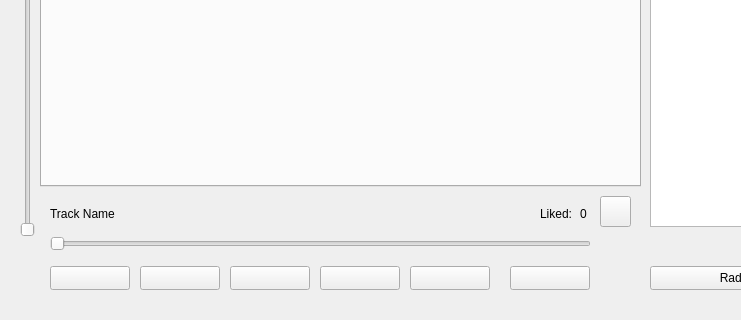
The window that widget.ui (monarxy/MusicPlayer) describes before a commit, drawn with Qt 5; both pictures show x 0 to 741 and y 354 to 674 of the 861 by 674 pixel window.
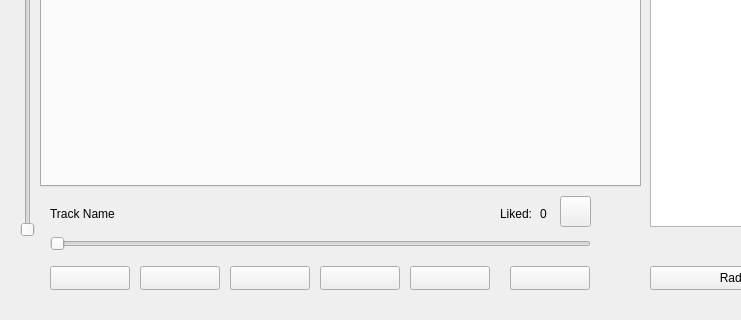
The same window after the commit. Icons and pictures are not drawn.

```diff
--- a/widget.ui
+++ b/widget.ui
@@ -187,7 +187,7 @@
       <rect>
        <x>30</x>
        <y>540</y>
-       <width>191</width>
+       <width>311</width>
        <height>16</height>
       </rect>
      </property>
@@ -198,7 +198,7 @@
     <widget class="QToolButton" name="likeButton">
      <property name="geometry">
       <rect>
-       <x>580</x>
+       <x>540</x>
        <y>530</y>
        <width>31</width>
        <height>31</height>
@@ -215,7 +215,7 @@
     <widget class="QLabel" name="label_2">
      <property name="geometry">
       <rect>
-       <x>560</x>
+       <x>520</x>
        <y>540</y>
        <width>31</width>
        <height>16</height>
@@ -228,7 +228,7 @@
     <widget class="QLabel" name="label_3">
      <property name="geometry">
       <rect>
-       <x>520</x>
+       <x>480</x>
        <y>540</y>
        <width>31</width>
        <height>16</height>
@@ -238,6 +238,19 @@
       <string>Liked:</string>
      </property>
     </widget>
+    <widget class="QLabel" name="label_5">
+     <property name="geometry">
+      <rect>
+       <x>420</x>
+       <y>540</y>
+       <width>71</width>
+       <height>20</height>
+      </rect>
+     </property>
+     <property name="text">
+      <string/>
+     </property>
+    </widget>
    </widget>
   </widget>
   <widget class="QPushButton" name="btn_play_4">
```
